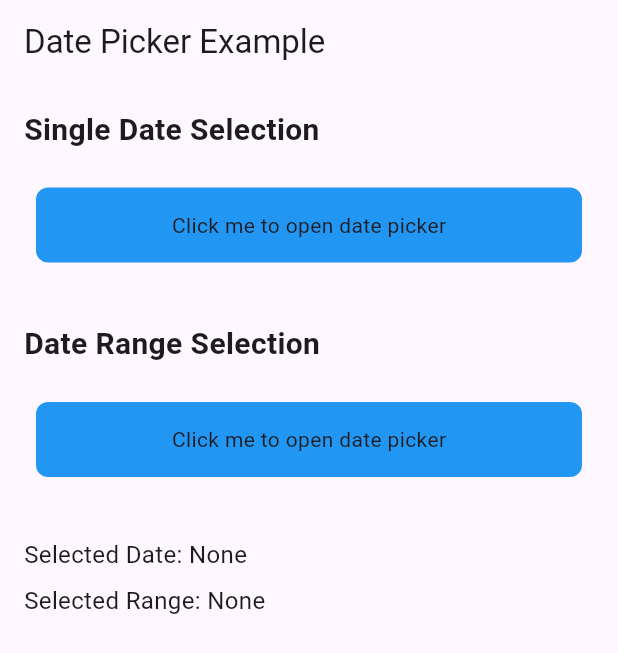
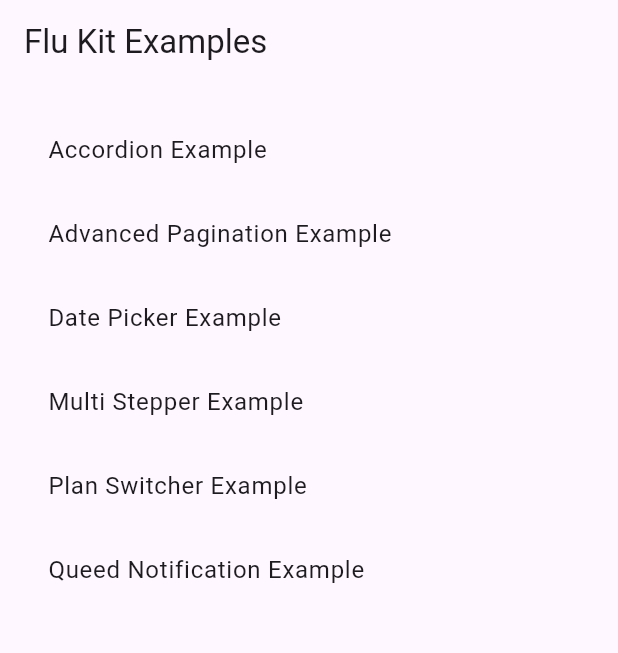
Before and after one commit to maeltoukap/flui_kit_package, a Flutter app: the screen it shows after launch, on a phone screen of 412 x 824 dp. Shown: the top 653 px of the screen. Run offline on Flutter 3.47's test engine with Material 3 defaults, Android fonts, the phone set to English and light mode, and no system bars; our stand-ins replace plugin_platform_interface, web.

Commit message:
Add examples navigation (#10)
* Release v0.0.2+1 (#9)

* Implement tag selector component (#2)

* Feat/implement accordions single date picker and range date picker (#3)

* Implement accordion, single date picker, date range picker

* Manage responsive on date picker

* Make weekStartsOn fonctionnal on date Picker

* add maxSelectableRange on date range picker

* Add join selected days on date range picker

* Implement multiform step component (#4)

* Implement custom notification component (#6)

* Implement advanced pagination with example (#5)

* Implement advanced pagination with example

* Change files location

* Add load more button

* Resolve merge conflicts

* Resolve merge conflicts

* Update readme file

* Update MD files for deployment

* Update logo link

* Update logo link

* Update package version

* Resolde dart a anlysis issues

* ✨ feat: add HomePage with example navigation

Introduce a new HomePage that serves as a central hub for
navigating various examples in the Flu Kit. The HomePage
displays a list of examples, allowing users to tap and
navigate to each specific example. This change enhances
the user experience by providing a structured way to
access different components of the library.

* ✨ feat: add AppBar to QueedNotificationExample widget

Adds an AppBar with a title to the QueedNotificationExample
widget for improved navigation and context. This enhances
the user interface by providing a clear title for the
example screen.

---------

Co-authored-by: maeltoukap <74214399+maeltoukap@users.noreply.github.com>

```diff
--- a/example/lib/components/queed_notification_example.dart
+++ b/example/lib/components/queed_notification_example.dart
@@ -10,6 +10,9 @@ class QueedNotificationExample extends StatelessWidget {
   @override
   Widget build(BuildContext context) {
     return Scaffold(
+      appBar: AppBar(
+        title: const Text('Queed Notification Example'),
+      ),
       body: Stack(
         children: [
           Center(
--- a/example/lib/main.dart
+++ b/example/lib/main.dart
@@ -1,3 +1,4 @@
+import 'package:flui_kit_example/src/pages/home/home_page.dart';
 import 'package:flutter/material.dart';
 
 // import 'components/accordion_example.dart';
@@ -16,7 +17,7 @@ class MyApp extends StatelessWidget {
   @override
   Widget build(BuildContext context) {
     return const MaterialApp(
-      home: DatePickerExample(),
+      home: HomePage(),
     );
   }
 }
--- /dev/null
+++ b/example/lib/src/pages/home/home_page.dart
@@ -0,0 +1,108 @@
+import 'package:flui_kit_example/components/accordion_example.dart';
+import 'package:flui_kit_example/components/advanced_pagination_example.dart'
+    show AdvancedPaginationExample;
+import 'package:flui_kit_example/components/date_picker_example.dart'
+    show DatePickerExample;
+import 'package:flui_kit_example/components/multi_stepper_example.dart'
+    show MultiStepperExample;
+import 'package:flui_kit_example/components/plan_switcher_example.dart'
+    show PlanSwitcherExample;
+import 'package:flui_kit_example/components/queed_notification_example.dart'
+    show QueedNotificationExample;
+import 'package:flutter/material.dart';
+
+enum FluKitExample {
+  accordionExample("Accordion Example"),
+  advancedPaginationExample("Advanced Pagination Example"),
+  datePickerExample("Date Picker Example"),
+  multiStepperExample("Multi Stepper Example"),
+  planSwitcherExample("Plan Switcher Example"),
+  queedNotificationExample("Queed Notification Example");
+
+  final String title;
+
+  const FluKitExample(this.title);
+
+  static List<FluKitExample> getExampleList() => [
+        FluKitExample.accordionExample,
+        FluKitExample.advancedPaginationExample,
+        FluKitExample.datePickerExample,
+        FluKitExample.multiStepperExample,
+        FluKitExample.planSwitcherExample,
+        FluKitExample.queedNotificationExample,
+      ];
+}
+
+class HomePage extends StatelessWidget {
+  const HomePage({super.key});
+
+  @override
+  Widget build(BuildContext context) {
+    return Scaffold(
+      appBar: AppBar(
+        title: const Text('Flu Kit Examples'),
+      ),
+      body: SingleChildScrollView(
+        padding: const EdgeInsets.all(16),
+        child: Column(
+          crossAxisAlignment: CrossAxisAlignment.start,
+          children: FluKitExample.getExampleList()
+              .map(
+                (e) => ListTile(
+                  title: Text(e.title),
+                  onTap: () => onTap(e, context),
+                ),
+              )
+              .toList(),
+        ),
+      ),
+    );
+  }
+
+  void onTap(FluKitExample e, BuildContext context) {
+    switch (e) {
+      case FluKitExample.accordionExample:
+        Navigator.of(context).push(
+          MaterialPageRoute(
+            builder: (context) => AccordionExample(),
+          ),
+        );
+        break;
+      case FluKitExample.advancedPaginationExample:
+        Navigator.of(context).push(
+          MaterialPageRoute(
+            builder: (context) => const AdvancedPaginationExample(),
+          ),
+        );
+        break;
+      case FluKitExample.datePickerExample:
+        Navigator.of(context).push(
+          MaterialPageRoute(
+            builder: (context) => const DatePickerExample(),
+          ),
+        );
+        break;
+      case FluKitExample.multiStepperExample:
+        Navigator.of(context).push(
+          MaterialPageRoute(
+            builder: (context) => MultiStepperExample(),
+          ),
+        );
+        break;
+      case FluKitExample.planSwitcherExample:
+        Navigator.of(context).push(
+          MaterialPageRoute(
+            builder: (context) => PlanSwitcherExample(),
+          ),
+        );
+        break;
+      case FluKitExample.queedNotificationExample:
+        Navigator.of(context).push(
+          MaterialPageRoute(
+            builder: (context) => QueedNotificationExample(),
+          ),
+        );
+        break;
+    }
+  }
+}
```
